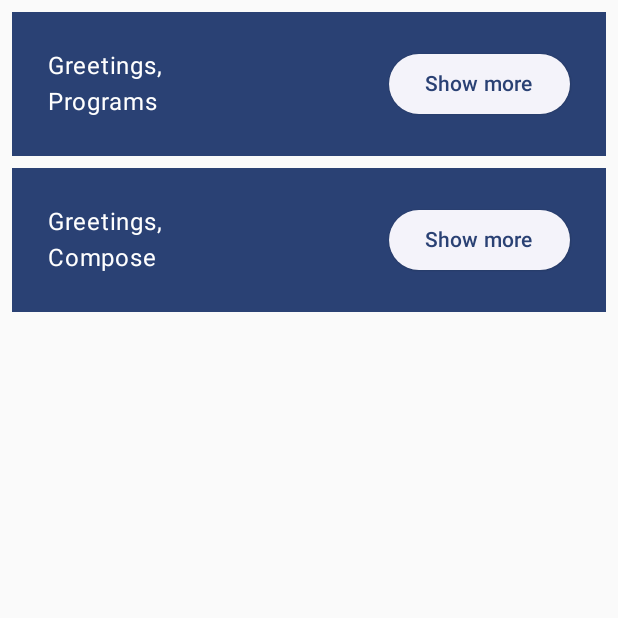
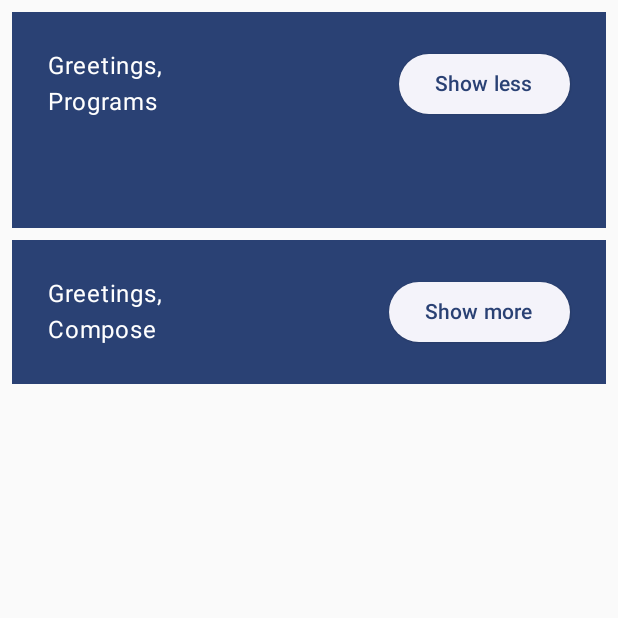
Before and after one commit to fossmanjack/codelab-basics, an Android app built with Jetpack Compose: the screen it shows after launch (MainActivity), after a tap on "Show more", on a phone screen of 412 x 824 dp, the top half of it. Run offline under Robolectric (Android 15) with nearby library versions, the phone set to English and light mode, and no system bars.

Commit message:
Button expands column

```diff
--- a/app/src/main/java/com/p3soft/basicscodelab/MainActivity.kt
+++ b/app/src/main/java/com/p3soft/basicscodelab/MainActivity.kt
@@ -13,6 +13,8 @@ import androidx.compose.material3.MaterialTheme
 import androidx.compose.material3.Surface
 import androidx.compose.material3.Text
 import androidx.compose.runtime.Composable
+import androidx.compose.runtime.mutableStateOf
+import androidx.compose.runtime.remember
 import androidx.compose.ui.Modifier
 import androidx.compose.ui.tooling.preview.Preview
 import androidx.compose.ui.unit.dp
@@ -43,19 +45,22 @@ fun MyApp(
 
 @Composable
 fun Greeting(name: String, modifier: Modifier = Modifier) {
+    val expanded = remember { mutableStateOf(false) }
+    val extraPadding = if (expanded.value) 48.dp else 0.dp
+
     Surface(
         color = MaterialTheme.colorScheme.primary,
         modifier = modifier.padding(vertical = 4.dp, horizontal = 8.dp),
     ) {
         Row(modifier = Modifier.padding(24.dp)) {
-            Column(modifier = modifier.weight(1f)) {
+            Column(modifier = modifier.weight(1f).padding(bottom = extraPadding)) {
                 Text(text = "Greetings, ", modifier = Modifier)
                 Text(text = name, modifier = Modifier)
             }
             ElevatedButton(
-                onClick = { /* TODO */ }
+                onClick = { expanded.value = !expanded.value }
             ) {
-                Text("Show more")
+                Text(if (expanded.value) "Show less" else "Show more")
             }
         }
     }
```
